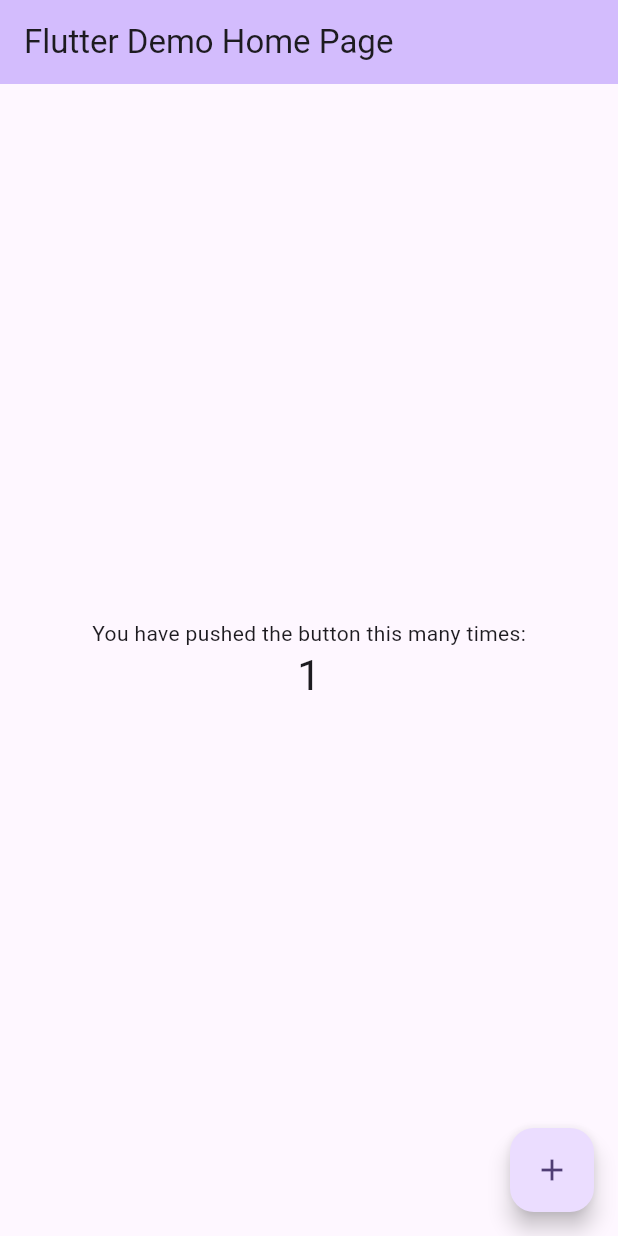
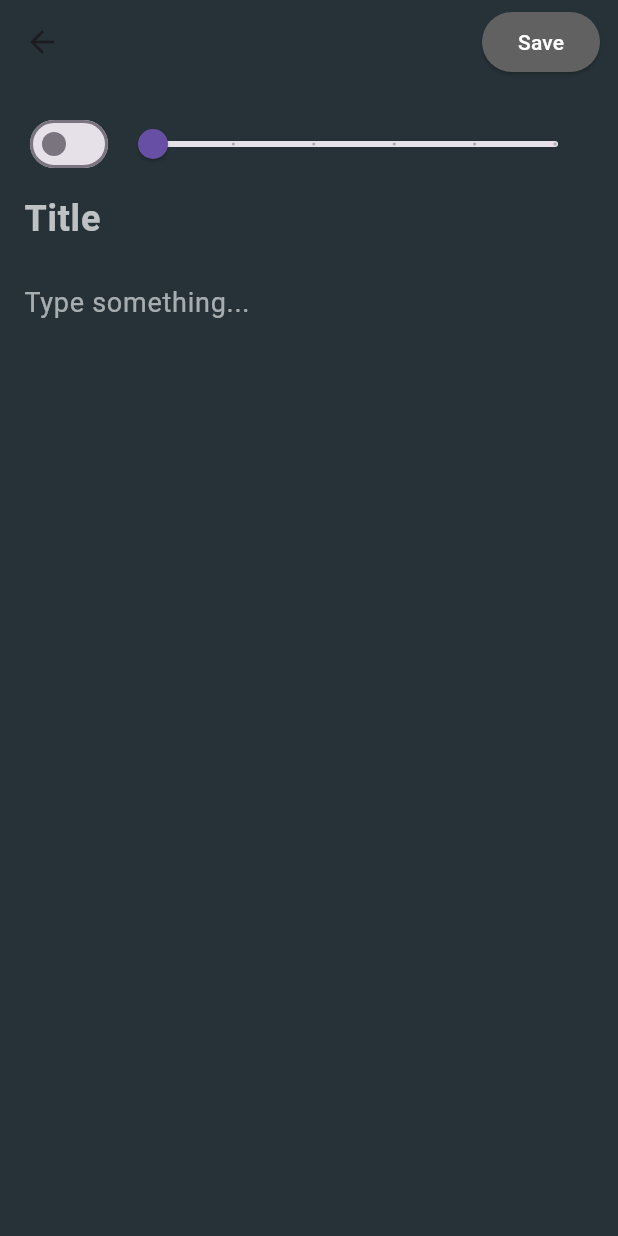
Before and after one commit to majharul-islam181/sqflite_flutter, a Flutter app: the screen it shows after launch, after a tap on the "add" icon, on a phone screen of 412 x 824 dp. Run offline on Flutter 3.47's test engine with Material 3 defaults, Android fonts, the phone set to English and light mode, and no system bars; our stand-ins replace sqflite; accounts and stored records are empty.

Commit message:
notes page added and all stuff are completed.

```diff
--- a/lib/db/notes_database.dart
+++ b/lib/db/notes_database.dart
@@ -0,0 +1,110 @@
+import 'package:sqflite/sqflite.dart';
+import 'package:sqflite_crud_flutter/model/note.dart';
+import 'package:path/path.dart';
+
+class NotesDatabase {
+  // Global field (basically calling the constructor)
+  static final NotesDatabase instance = NotesDatabase._init();
+
+  static Database? _database;
+
+  // private construtor
+  NotesDatabase._init();
+
+  Future<Database> get database async {
+    // if database exist then
+    if (_database != null) return _database!;
+
+    // if database not exist then initialize database:
+    _database = await _initDB('notes.db');
+
+    return _database!;
+  }
+
+  Future<Database> _initDB(String filePath) async {
+    final dbPath = await getDatabasesPath();
+
+    final path = join(dbPath, filePath);
+
+    return await openDatabase(path, version: 1, onCreate: _createDB);
+  }
+
+  Future _createDB(Database db, int version) async {
+// ----------------------------------------------------
+    final idType = 'INTEGER PRIMARY KEY AUTOINCREMENT';
+    final boolType = 'BOOLEAN NOT NULL';
+    final textType = 'TEXT NOT NULL';
+    final integerType = 'INTEGER NOT NULL';
+
+// Name---------Type------------------------------------
+    await db.execute('''
+CREATE TABLE $tableNotes(
+${NoteFields.id} $idType,
+${NoteFields.isImportant} $boolType,
+${NoteFields.number} $integerType,
+${NoteFields.title} $textType,
+${NoteFields.description} $textType,
+${NoteFields.time} $textType
+
+)
+''');
+  }
+
+  Future<Note> create(Note note) async {
+    final db = await instance.database;
+
+    final id = await db.insert(tableNotes, note.toJson());
+    return note.copy(id: id);
+  }
+
+  Future<Note> readNote(int id) async {
+    final db = await instance.database;
+
+    final maps = await db.query(
+      tableNotes,
+      columns: NoteFields.values,
+      where: '${NoteFields.id} = ?',
+      whereArgs: [id],
+    );
+
+    if (maps.isNotEmpty) {
+      return Note.fromJson(maps.first);
+    } else {
+      throw Exception('ID $id not found');
+    }
+  }
+
+  Future<List<Note>> readAllNotes() async {
+    final db = await instance.database;
+    final orderBy = '${NoteFields.time} ASC';
+    final result = await db.query(tableNotes, orderBy: orderBy);
+
+    return result.map((json) => Note.fromJson(json)).toList();
+  }
+
+  Future<int> update(Note note) async {
+    final db = await instance.database;
+    return db.update(
+      tableNotes,
+      note.toJson(),
+      where: '${NoteFields.id} = ?',
+      whereArgs: [note.id],
+    );
+  }
+
+  Future<int> delete(int id) async {
+    final db = await instance.database;
+
+    return await db.delete(
+      tableNotes,
+      where: '${NoteFields.id} = ?',
+      whereArgs: [id],
+    );
+  }
+
+  // Closing database
+  Future close() async {
+    final db = await instance.database;
+    db.close();
+  }
+}
--- a/lib/main.dart
+++ b/lib/main.dart
@@ -1,69 +1,36 @@
 import 'package:flutter/material.dart';
+import 'package:flutter/services.dart';
+import 'page/notes_page.dart';
 
-void main() {
-  runApp(const MyApp());
+void main() async {
+  WidgetsFlutterBinding.ensureInitialized();
+  await SystemChrome.setPreferredOrientations([
+    DeviceOrientation.portraitUp,
+    DeviceOrientation.portraitDown,
+  ]);
+  runApp(const MainApp());
 }
 
-class MyApp extends StatelessWidget {
-  const MyApp({super.key});
+class MainApp extends StatelessWidget {
+  static String title = 'Notes SQLite';
+
+  const MainApp({super.key});
 
   @override
   Widget build(BuildContext context) {
     return MaterialApp(
-      title: 'Flutter Demo',
+      debugShowCheckedModeBanner: false,
+      title: title,
+      themeMode: ThemeMode.dark,
       theme: ThemeData(
-        colorScheme: ColorScheme.fromSeed(seedColor: Colors.deepPurple),
-        useMaterial3: true,
+        primaryColor: Colors.black,
+        scaffoldBackgroundColor: Colors.blueGrey.shade900,
+        appBarTheme: const AppBarTheme(
+          backgroundColor: Colors.transparent,
+          elevation: 0,
+        ),
       ),
-      home: const MyHomePage(title: 'Flutter Demo Home Page'),
+      home: const NotesPage(),
     );
   }
 }
-
-class MyHomePage extends StatefulWidget {
-  const MyHomePage({super.key, required this.title});
-
-  final String title;
-
-  @override
-  State<MyHomePage> createState() => _MyHomePageState();
-}
-
-class _MyHomePageState extends State<MyHomePage> {
-  int _counter = 0;
-
-  void _incrementCounter() {
-    setState(() {
-      _counter++;
-    });
-  }
-
-  @override
-  Widget build(BuildContext context) {
-    return Scaffold(
-      appBar: AppBar(
-        backgroundColor: Theme.of(context).colorScheme.inversePrimary,
-        title: Text(widget.title),
-      ),
-      body: Center(
-        child: Column(
-          mainAxisAlignment: MainAxisAlignment.center,
-          children: <Widget>[
-            const Text(
-              'You have pushed the button this many times:',
-            ),
-            Text(
-              '$_counter',
-              style: Theme.of(context).textTheme.headlineMedium,
-            ),
-          ],
-        ),
-      ),
-      floatingActionButton: FloatingActionButton(
-        onPressed: _incrementCounter,
-        tooltip: 'Increment',
-        child: const Icon(Icons.add),
-      ),
-    );
-  }
-}
--- a/lib/model/note.dart
+++ b/lib/model/note.dart
@@ -1,18 +1,25 @@
 // ignore_for_file: public_member_api_docs, sort_constructors_first
 import 'dart:convert';
-
 
 // Table name
 final String tableNotes = 'notes';
 
 // Colums names
-class NoteFileds{
+class NoteFields {
+  static final List<String> values = [
+    id,
+    isImportant,
+    number,
+    title,
+    description,
+    time,
+  ];
   static final String id = '_id';
   static final String isImportant = 'isImportant';
   static final String number = 'number';
   static final String description = 'description';
   static final String time = 'time';
-
+  static final String title = 'title';
 }
 
 class Note {
@@ -30,4 +37,39 @@ class Note {
     required this.description,
     required this.createdTime,
   });
+
+  static Note fromJson(Map<String, Object?> json) => Note(
+        id: json[NoteFields.id] as int?,
+        isImportant: json[NoteFields.isImportant] == 1,
+        number: json[NoteFields.number] as int,
+        title: json[NoteFields.title] as String,
+        description: json[NoteFields.description] as String,
+        createdTime: DateTime.parse(json[NoteFields.time] as String),
+      );
+
+  Map<String, Object?> toJson() => {
+        NoteFields.id: id,
+        NoteFields.title: title,
+        NoteFields.number: number,
+        NoteFields.description: description,
+        NoteFields.isImportant: isImportant ? 1 : 0,
+        NoteFields.time: createdTime.toIso8601String(),
+      };
+
+  Note copy({
+    int? id,
+    bool? isImportant,
+    int? number,
+    String? title,
+    String? description,
+    DateTime? createdTime,
+  }) =>
+      Note(
+        id: id ?? this.id,
+        isImportant: isImportant ?? this.isImportant,
+        number: number ?? this.number,
+        title: title ?? this.title,
+        description: description ?? this.description,
+        createdTime: createdTime ?? this.createdTime,
+      );
 }
--- /dev/null
+++ b/lib/page/edit_note_page.dart
@@ -0,0 +1,112 @@
+import 'package:flutter/material.dart';
+import '../db/notes_database.dart';
+import '../model/note.dart';
+import '../widgets/note_form_widget.dart';
+
+
+class AddEditNotePage extends StatefulWidget {
+  final Note? note;
+
+  const AddEditNotePage({
+    Key? key,
+    this.note,
+  }) : super(key: key);
+
+  @override
+  State<AddEditNotePage> createState() => _AddEditNotePageState();
+}
+
+class _AddEditNotePageState extends State<AddEditNotePage> {
+  final _formKey = GlobalKey<FormState>();
+  late bool isImportant;
+  late int number;
+  late String title;
+  late String description;
+
+  @override
+  void initState() {
+    super.initState();
+
+    isImportant = widget.note?.isImportant ?? false;
+    number = widget.note?.number ?? 0;
+    title = widget.note?.title ?? '';
+    description = widget.note?.description ?? '';
+  }
+
+  @override
+  Widget build(BuildContext context) => Scaffold(
+        appBar: AppBar(
+          actions: [buildButton()],
+        ),
+        body: Form(
+          key: _formKey,
+          child: NoteFormWidget(
+            isImportant: isImportant,
+            number: number,
+            title: title,
+            description: description,
+            onChangedImportant: (isImportant) =>
+                setState(() => this.isImportant = isImportant),
+            onChangedNumber: (number) => setState(() => this.number = number),
+            onChangedTitle: (title) => setState(() => this.title = title),
+            onChangedDescription: (description) =>
+                setState(() => this.description = description),
+          ),
+        ),
+      );
+
+  Widget buildButton() {
+    final isFormValid = title.isNotEmpty && description.isNotEmpty;
+
+    return Padding(
+      padding: const EdgeInsets.symmetric(vertical: 8, horizontal: 12),
+      child: ElevatedButton(
+        style: ElevatedButton.styleFrom(
+          foregroundColor: Colors.white,
+          backgroundColor: isFormValid ? null : Colors.grey.shade700,
+        ),
+        onPressed: addOrUpdateNote,
+        child: const Text('Save'),
+      ),
+    );
+  }
+
+  void addOrUpdateNote() async {
+    final isValid = _formKey.currentState!.validate();
+
+    if (isValid) {
+      final isUpdating = widget.note != null;
+
+      if (isUpdating) {
+        await updateNote();
+      } else {
+        await addNote();
+      }
+
+      Navigator.of(context).pop();
+    }
+  }
+
+  Future updateNote() async {
+    final note = widget.note!.copy(
+      isImportant: isImportant,
+      number: number,
+      title: title,
+      description: description,
+    );
+
+    await NotesDatabase.instance.update(note);
+  }
+
+  Future addNote() async {
+    final note = Note(
+      title: title,
+      isImportant: true,
+      number: number,
+      description: description,
+      createdTime: DateTime.now(),
+    );
+
+    await NotesDatabase.instance.create(note);
+  }
+}
--- /dev/null
+++ b/lib/page/notes_page.dart
@@ -0,0 +1,123 @@
+import 'package:flutter/material.dart';
+import 'package:flutter_staggered_grid_view/flutter_staggered_grid_view.dart';
+import '../db/notes_database.dart';
+import '../model/note.dart';
+import '../page/edit_note_page.dart';
+import '../page/note_detail_page.dart';
+import '../widgets/note_card_widget.dart';
+
+class NotesPage extends StatefulWidget {
+  const NotesPage({super.key});
+
+  @override
+  State<NotesPage> createState() => _NotesPageState();
+}
+
+class _NotesPageState extends State<NotesPage> {
+  late List<Note> notes;
+  bool isLoading = false;
+
+  @override
+  void initState() {
+    super.initState();
+
+    refreshNotes();
+  }
+
+  @override
+  void dispose() {
+    NotesDatabase.instance.close();
+
+    super.dispose();
+  }
+
+  Future refreshNotes() async {
+    setState(() => isLoading = true);
+
+    notes = await NotesDatabase.instance.readAllNotes();
+
+    setState(() => isLoading = false);
+  }
+
+  @override
+  Widget build(BuildContext context) => Scaffold(
+        appBar: AppBar(
+          title: const Text(
+            'Notes',
+            style: TextStyle(fontSize: 24),
+          ),
+          actions: const [Icon(Icons.search), SizedBox(width: 12)],
+        ),
+        body: Center(
+          child: isLoading
+              ? const CircularProgressIndicator()
+              : notes.isEmpty
+                  ? const Text(
+                      'No Notes',
+                      style: TextStyle(color: Colors.white, fontSize: 24),
+                    )
+                  : buildNotes(),
+        ),
+        floatingActionButton: FloatingActionButton(
+          backgroundColor: Colors.black,
+          child: const Icon(Icons.add),
+          onPressed: () async {
+            await Navigator.of(context).push(
+              MaterialPageRoute(builder: (context) => const AddEditNotePage()),
+            );
+
+            refreshNotes();
+          },
+        ),
+      );
+
+  Widget buildNotes() => StaggeredGrid.count(
+      // itemCount: notes.length,
+      // staggeredTileBuilder: (index) => StaggeredTile.fit(2),
+      crossAxisCount: 2,
+      mainAxisSpacing: 2,
+      crossAxisSpacing: 2,
+      children: List.generate(
+        notes.length,
+        (index) {
+          final note = notes[index];
+
+          return StaggeredGridTile.fit(
+            crossAxisCellCount: 1,
+            child: GestureDetector(
+              onTap: () async {
+                await Navigator.of(context).push(MaterialPageRoute(
+                  builder: (context) => NoteDetailPage(noteId: note.id!),
+                ));
+
+                refreshNotes();
+              },
+              child: NoteCardWidget(note: note, index: index),
+            ),
+          );
+        },
+      ));
+
+  // Widget buildNotes() => StaggeredGridView.countBuilder(
+  //       padding: const EdgeInsets.all(8),
+  //       itemCount: notes.length,
+  //       staggeredTileBuilder: (index) => StaggeredTile.fit(2),
+  //       crossAxisCount: 4,
+  //       mainAxisSpacing: 4,
+  //       crossAxisSpacing: 4,
+  //       itemBuilder: (context, index) {
+  //         final note = notes[index];
+
+  //         return GestureDetector(
+  //           onTap: () async {
+  //             await Navigator.of(context).push(MaterialPageRoute(
+  //               builder: (context) => NoteDetailPage(noteId: note.id!),
+  //             ));
+
+  //             refreshNotes();
+  //           },
+  //           child: NoteCardWidget(note: note, index: index),
+  //         );
+  //       },
+  //     );
+}
--- /dev/null
+++ b/lib/widgets/note_form_widget.dart
@@ -0,0 +1,90 @@
+import 'package:flutter/material.dart';
+
+class NoteFormWidget extends StatelessWidget {
+  final bool? isImportant;
+  final int? number;
+  final String? title;
+  final String? description;
+  final ValueChanged<bool> onChangedImportant;
+  final ValueChanged<int> onChangedNumber;
+  final ValueChanged<String> onChangedTitle;
+  final ValueChanged<String> onChangedDescription;
+
+  const NoteFormWidget({
+    Key? key,
+    this.isImportant = false,
+    this.number = 0,
+    this.title = '',
+    this.description = '',
+    required this.onChangedImportant,
+    required this.onChangedNumber,
+    required this.onChangedTitle,
+    required this.onChangedDescription,
+  }) : super(key: key);
+
+  @override
+  Widget build(BuildContext context) => SingleChildScrollView(
+        child: Padding(
+          padding: const EdgeInsets.all(16),
+          child: Column(
+            mainAxisSize: MainAxisSize.min,
+            children: [
+              Row(
+                children: [
+                  Switch(
+                    value: isImportant ?? false,
+                    onChanged: onChangedImportant,
+                  ),
+                  Expanded(
+                    child: Slider(
+                      value: (number ?? 0).toDouble(),
+                      min: 0,
+                      max: 5,
+                      divisions: 5,
+                      onChanged: (number) => onChangedNumber(number.toInt()),
+                    ),
+                  )
+                ],
+              ),
+              buildTitle(),
+              const SizedBox(height: 8),
+              buildDescription(),
+              const SizedBox(height: 16),
+            ],
+          ),
+        ),
+      );
+
+  Widget buildTitle() => TextFormField(
+        maxLines: 1,
+        initialValue: title,
+        style: const TextStyle(
+          color: Colors.white70,
+          fontWeight: FontWeight.bold,
+          fontSize: 24,
+        ),
+        decoration: const InputDecoration(
+          border: InputBorder.none,
+          hintText: 'Title',
+          hintStyle: TextStyle(color: Colors.white70),
+        ),
+        validator: (title) =>
+            title != null && title.isEmpty ? 'The title cannot be empty' : null,
+        onChanged: onChangedTitle,
+      );
+
+  Widget buildDescription() => TextFormField(
+        maxLines: 5,
+        initialValue: description,
+        style: const TextStyle(color: Colors.white60, fontSize: 18),
+        decoration: const InputDecoration(
+          border: InputBorder.none,
+          hintText: 'Type something...',
+          hintStyle: TextStyle(color: Colors.white60),
+        ),
+        validator: (title) => title != null && title.isEmpty
+            ? 'The description cannot be empty'
+            : null,
+        onChanged: onChangedDescription,
+      );
+}
```
Also changed, not shown: lib/page/note_detail_page.dart (added, +94 -0 lines), lib/widgets/note_card_widget.dart (added, +74 -0 lines), 3 other files.
